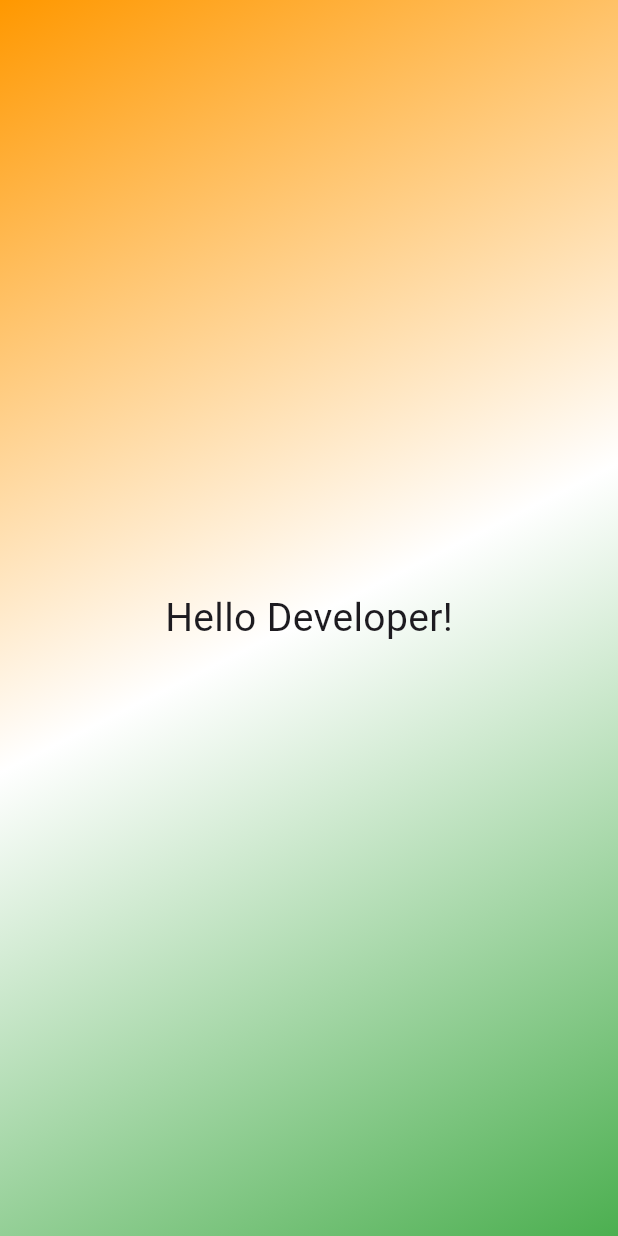
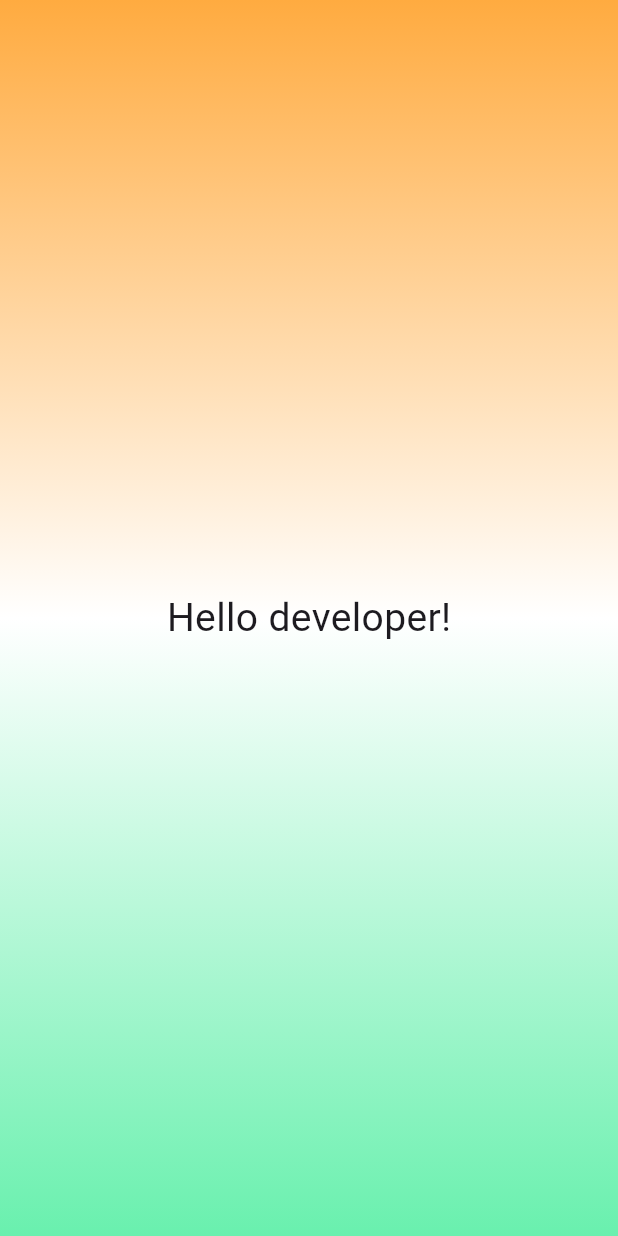
Before and after one commit to PratikPaulkar/Roll-Dice-App, a Flutter app: the screen it shows after launch, on a phone screen of 412 x 824 dp. Run offline on Flutter 3.47's test engine with Material 3 defaults, Android fonts, the phone set to English and light mode, and no system bars.

Commit message:
added the additional gradient constructor reduce the hectic of specifying reusable colors.

```diff
--- a/lib/gradient_container.dart
+++ b/lib/gradient_container.dart
@@ -1,13 +1,17 @@
 import 'package:flutter/material.dart';
 import 'package:my_app/styled_text.dart';
 
-const startAlignment = Alignment.topLeft;
-const endAlignment = Alignment.bottomRight;
+const startAlignment = Alignment.topCenter;
+const endAlignment = Alignment.bottomCenter;
 
 class GradientContainer extends StatelessWidget {
   const GradientContainer(this.colors, {super.key});
 
+  // added the additional constructor to make the same theme reusable.
+  const GradientContainer.triColor({super.key, this.colors = const [Colors.orangeAccent, Colors.white, Colors.greenAccent]});
+
   final List<Color> colors;
+
 
   @override
   Widget build(context){
@@ -20,7 +24,7 @@ class GradientContainer extends StatelessWidget {
             ),
           ),
           child: const Center(
-            child: StyledText('Hello Developer!')
+            child: StyledText('Hello developer!')
           ),
         );
   }
--- a/lib/main.dart
+++ b/lib/main.dart
@@ -5,7 +5,7 @@ void main() {
   runApp(
     const MaterialApp(
       home: Scaffold(
-        body: GradientContainer([Colors.orange, Colors.white, Colors.green]),
+        body: GradientContainer.triColor(),
       ),
     ),
   );
```
